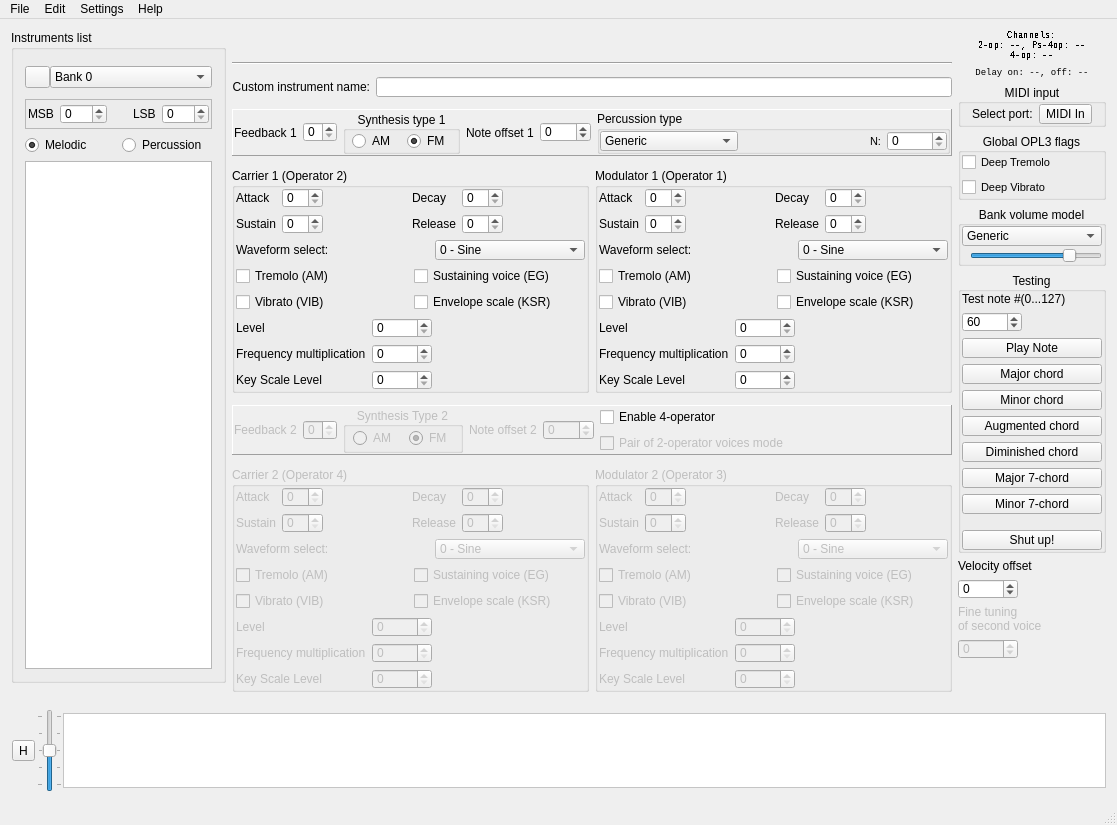
The window that src/bank_editor.ui (Wohlstand/OPL3BankEditor) describes before a commit, drawn with Qt 5.
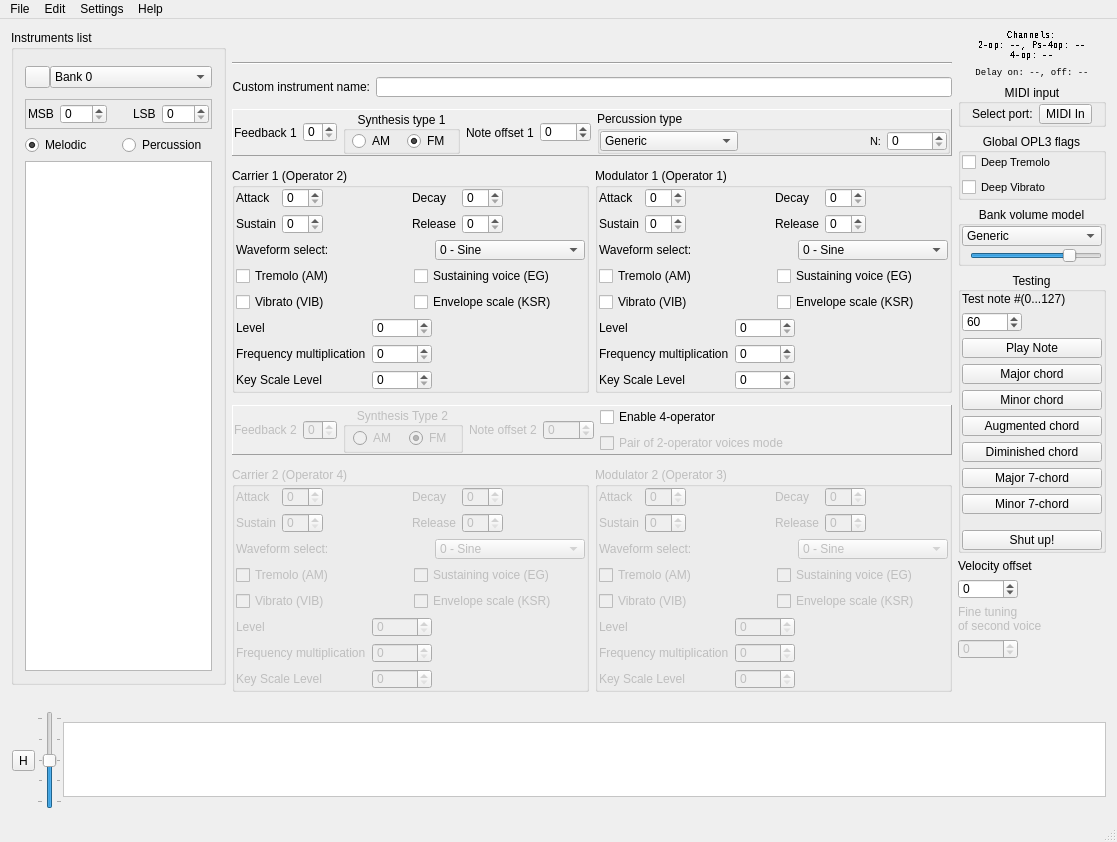
The same window after the commit. Icons and pictures are not drawn. Custom widgets are drawn as their Qt base class.

```diff
--- a/src/bank_editor.ui
+++ b/src/bank_editor.ui
@@ -10,7 +10,7 @@
     <x>0</x>
     <y>0</y>
     <width>1117</width>
-    <height>825</height>
+    <height>842</height>
    </rect>
   </property>
   <property name="focusPolicy">
```
Left out of the diff: 8 changed lines with no effect on the pictures.
